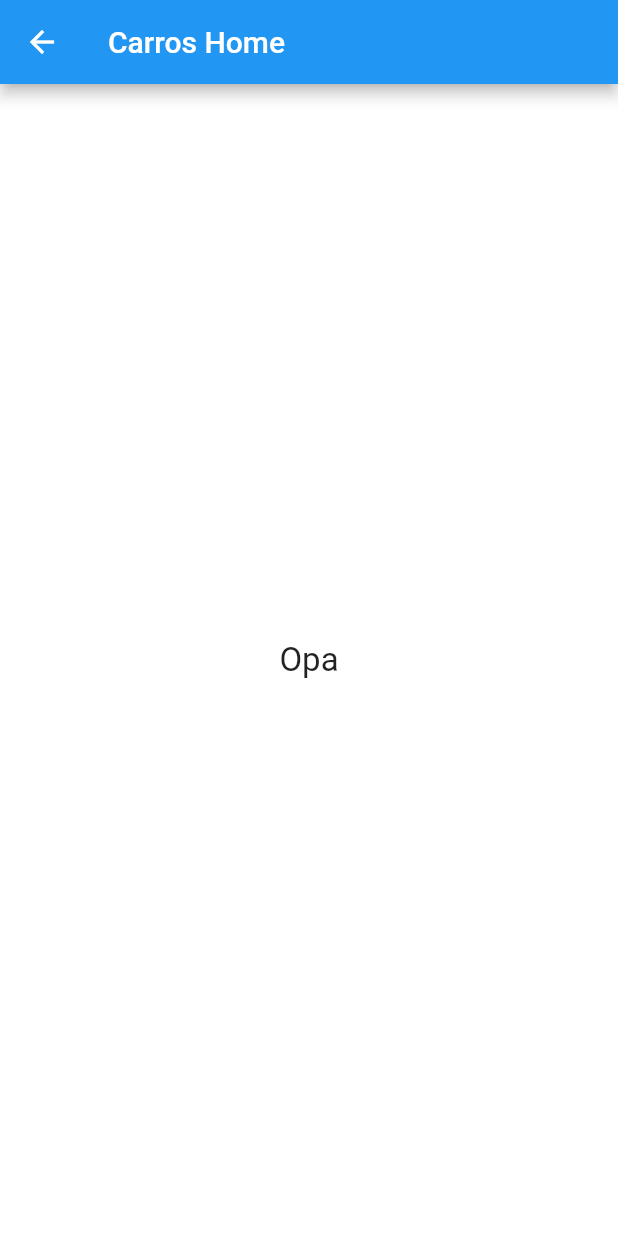
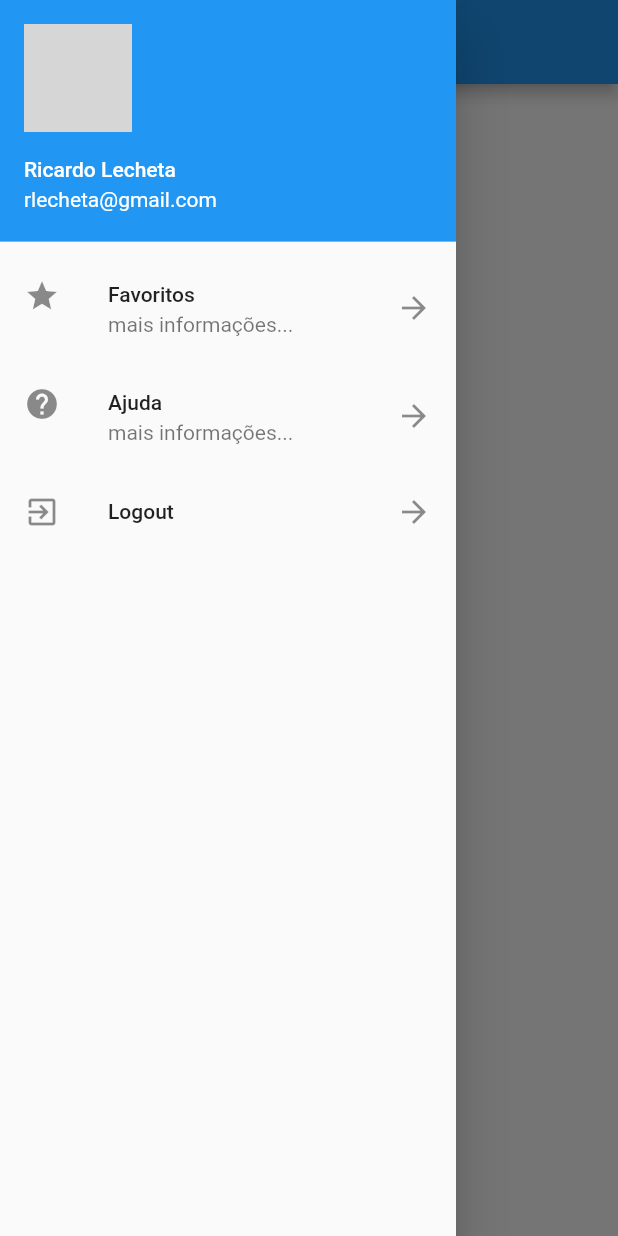
Before and after one commit to dilersik/flutter_carros, a Flutter app: the HomePage screen opened directly, with the side drawer open (before the commit the screen has no drawer), on a phone screen of 412 x 824 dp. Run offline on Flutter 3.47's test engine with Material 2 defaults, Android fonts, the phone set to English and light mode, and no system bars; network calls fail; grey boxes are pictures that could not be loaded.

Commit message:
101. Drawer

```diff
--- /dev/null
+++ b/lib/drawer_list.dart
@@ -0,0 +1,58 @@
+import 'package:carros/pages/login_page.dart';
+import 'package:carros/utils/nav.dart';
+import 'package:flutter/material.dart';
+
+class DrawerList extends StatelessWidget {
+  const DrawerList({super.key});
+
+  @override
+  Widget build(BuildContext context) {
+    return SafeArea(
+      child: Drawer(
+        child: ListView(
+          children: <Widget>[
+            const UserAccountsDrawerHeader(
+              accountName: Text("Ricardo Lecheta"),
+              accountEmail: Text("rlecheta@gmail.com"),
+              currentAccountPicture: CircleAvatar(
+                backgroundImage: NetworkImage(
+                    "https://encrypted-tbn0.gstatic.com/images?q=tbn:ANd9GcQqP85ZnOcRSCX3nlYdkCvSxhSuZs0bLt1He8EvGr5ne8c7mTqW"),
+              ),
+            ),
+            ListTile(
+              leading: const Icon(Icons.star),
+              title: const Text("Favoritos"),
+              subtitle: const Text("mais informações..."),
+              trailing: const Icon(Icons.arrow_forward),
+              onTap: () {
+                print("Item 1");
+                Navigator.pop(context);
+              },
+            ),
+            ListTile(
+              leading: const Icon(Icons.help),
+              title: const Text("Ajuda"),
+              subtitle: const Text("mais informações..."),
+              trailing: const Icon(Icons.arrow_forward),
+              onTap: () {
+                print("Item 1");
+                Navigator.pop(context);
+              },
+            ),
+            ListTile(
+              leading: const Icon(Icons.exit_to_app),
+              title: const Text("Logout"),
+              trailing: const Icon(Icons.arrow_forward),
+              onTap: () => _onClickLogout(context),
+            )
+          ],
+        ),
+      ),
+    );
+  }
+
+  void _onClickLogout(BuildContext context) {
+    Navigator.pop(context);
+    push(context, const LoginPage(), replace: true);
+  }
+}
--- a/lib/pages/home_page.dart
+++ b/lib/pages/home_page.dart
@@ -1,3 +1,4 @@
+import 'package:carros/drawer_list.dart';
 import 'package:flutter/material.dart';
 
 class HomePage extends StatelessWidget {
@@ -10,6 +11,7 @@ class HomePage extends StatelessWidget {
         title: const Text("Carros Home"),
       ),
       body: _body(),
+      drawer: const DrawerList(),
     );
   }
 
```
